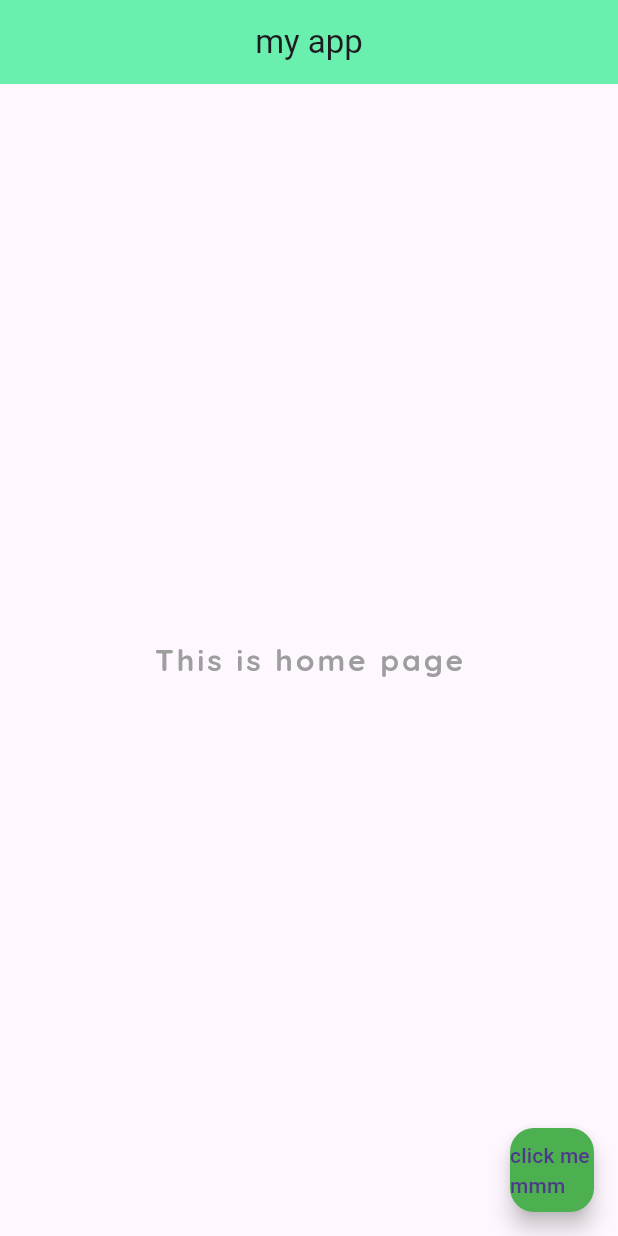
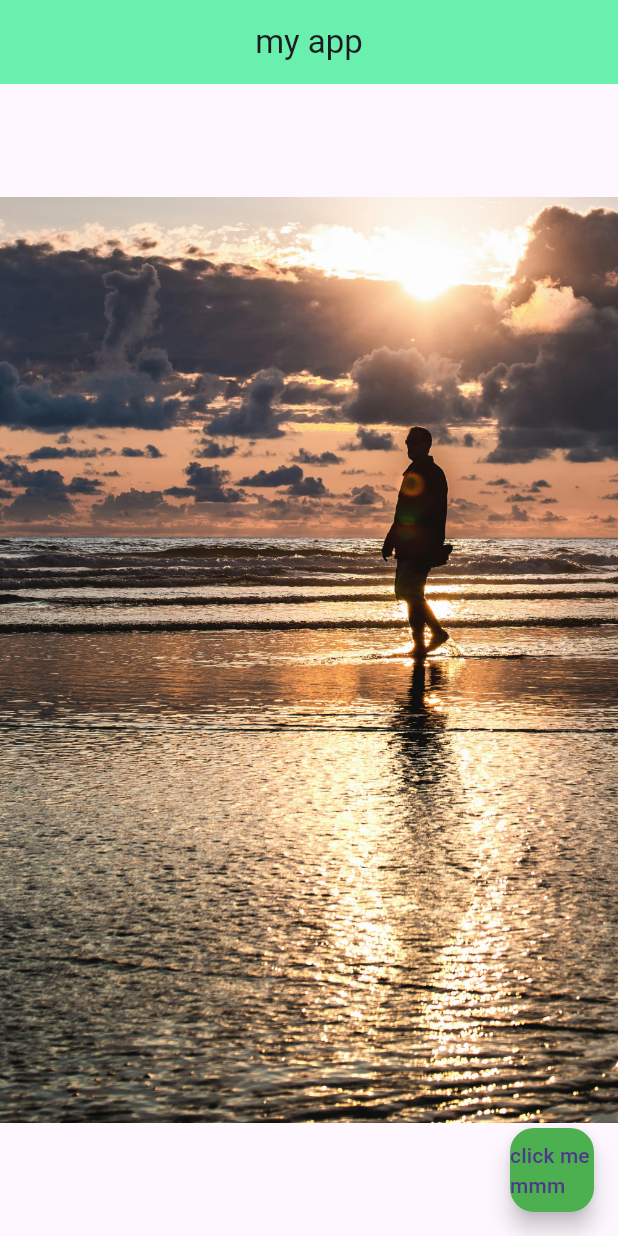
Before and after one commit to bekatadesse/mobile_app, a Flutter app: the screen it shows after launch, on a phone screen of 412 x 824 dp. Run offline on Flutter 3.47's test engine with Material 3 defaults, Android fonts, the phone set to English and light mode, and no system bars.

Commit message:
project image assets

```diff
--- a/lib/main.dart
+++ b/lib/main.dart
@@ -14,18 +14,21 @@ class Home extends StatelessWidget {
         backgroundColor: Colors.greenAccent,
       ),
       body: const Center(
-        child: Text(
-            'This is home page',
-            style: TextStyle(
-              fontSize: 20.0,
-              fontWeight: FontWeight.bold,
-              letterSpacing: 2.0,
-              color: Colors.grey,
-              fontFamily: 'Quicksand',
-
-            )
+        child: Image(
+          image: AssetImage('assets/pic-2.jpg'),
+      )
+         // child: Image(image: NetworkImage('https://images.pexels.com/photos/20061968/pexels-photo-20061968/free-photo-of-young-woman-with-freckles-posing-with-peaches.jpeg?auto=compress&cs=tinysrgb&w=400&lazy=load')),
+        // Text(
+        //     'This is home page',
+        //     style: TextStyle(
+        //       fontSize: 20.0,
+        //       fontWeight: FontWeight.bold,
+        //       letterSpacing: 2.0,
+        //       color: Colors.grey,
+        //       fontFamily: 'Quicksand',
+        //
+        //     )
         ),
-      ),
       floatingActionButton: const FloatingActionButton(
         onPressed: null,
         child: Text('click me mmm'),
```
Also changed, not shown: pubspec.yaml (+8 -6 lines), assets/pic-1.jpg (added), assets/pic-2.jpg (added), assets/pic-3.jpg (added), fonts/Quicksand-VariableFont.ttf (renamed from fonts/Quicksand-VariableFont_wght.ttf).
